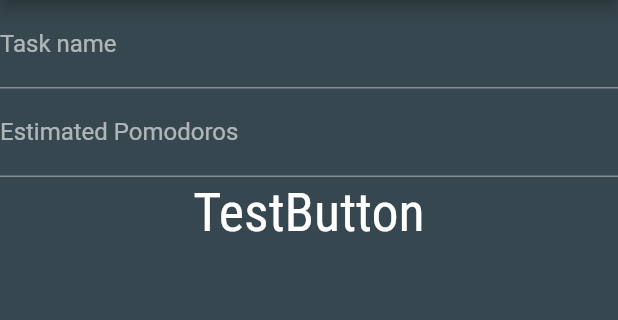
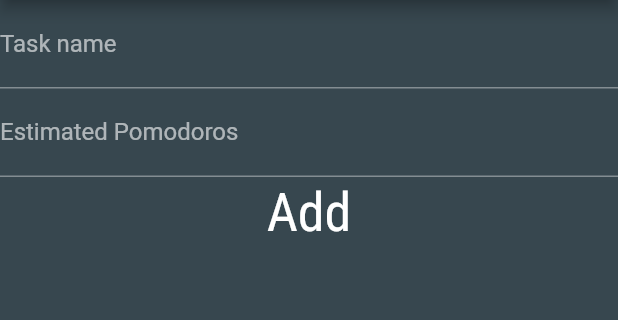
Before and after one commit to captain-maramo/red_pandadoro, a Flutter app: the AddTodoScreen screen opened directly, on a phone screen of 412 x 824 dp, the part 84-404 px from its top. Run offline on Flutter 3.47's test engine with Material 2 defaults, Android fonts, the light colour scheme and no system bars; our stand-ins replace dartz, equatable, get_it, hive, hive_flutter, percent_indicator and 1 more; accounts and stored records are empty.

Commit message:
Changed Buttonnames

```diff
--- a/lib/presentation/pomodoro/widgets/addtodoscreen/add_todo_screen_body.dart
+++ b/lib/presentation/pomodoro/widgets/addtodoscreen/add_todo_screen_body.dart
@@ -42,7 +42,7 @@ class AddTodoScreenBody extends StatelessWidget {
             Navigator.of(context).pop();
           },
           child: Text(
-            'TestButton',
+            'Add',
             textAlign: TextAlign.center,
             style: Theme.of(context).textTheme.button?.copyWith(fontSize: 36),
           ),
--- a/lib/presentation/pomodoro/widgets/edittodoscreen/edit_todo_screen_body.dart
+++ b/lib/presentation/pomodoro/widgets/edittodoscreen/edit_todo_screen_body.dart
@@ -64,7 +64,7 @@ class EditTodoScreenBody extends StatelessWidget {
             Navigator.of(context).pop();
           },
           child: Text(
-            'TestButton',
+            'Update',
             textAlign: TextAlign.center,
             style: Theme.of(context).textTheme.button?.copyWith(fontSize: 36),
           ),
```
